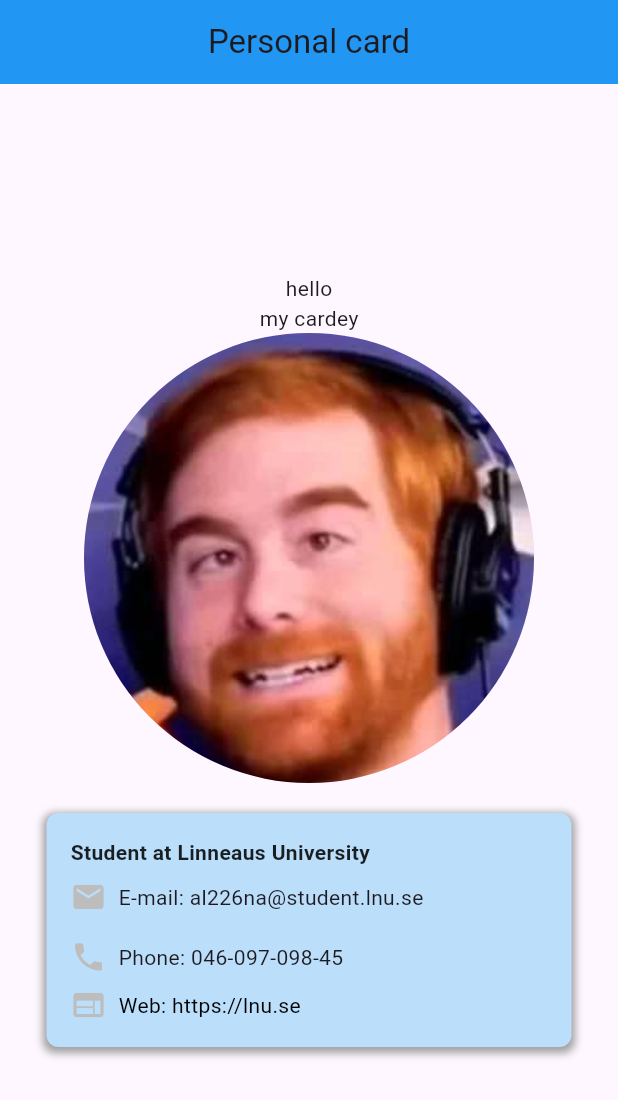
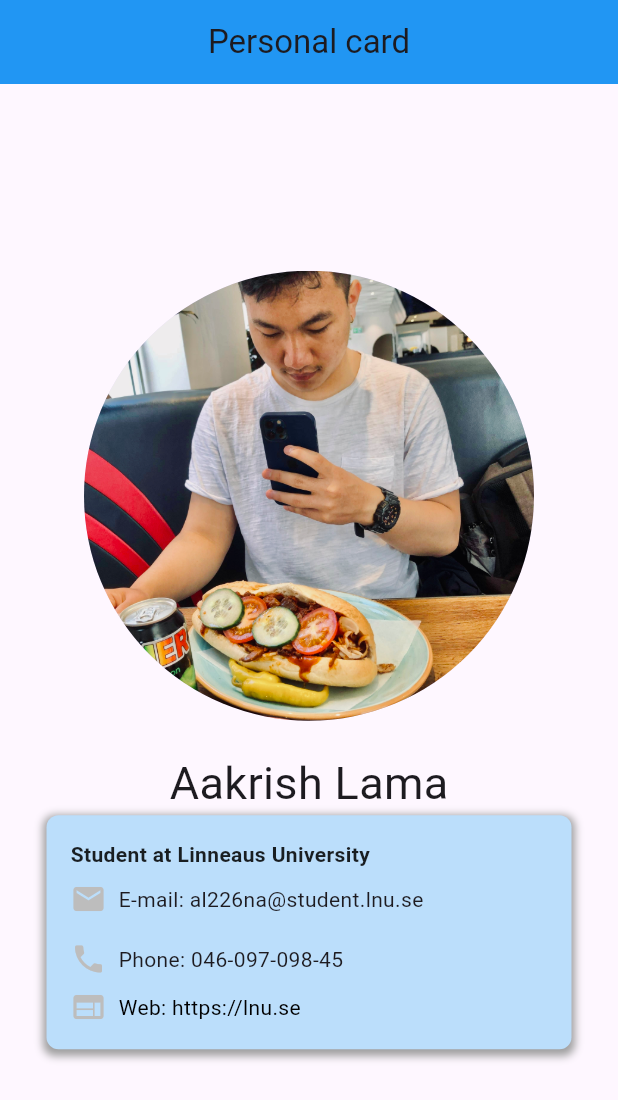
Before and after one commit to AakrishLama/Flutter_Me_Card, a Flutter app: the screen it shows after launch, on a phone screen of 412 x 824 dp. Shown: the top 1100 px of the screen. Run offline on Flutter 3.47's test engine with Material 3 defaults, Android fonts, the phone set to English and light mode, and no system bars; our stand-ins replace google_fonts; Roboto replaces fonts that are missing (Vollkorn).

Commit message:
complete me card

```diff
--- a/my_card/lib/main.dart
+++ b/my_card/lib/main.dart
@@ -1,5 +1,7 @@
 import 'package:flutter/material.dart';
 import "package:my_card/contactinfo.dart"; // Import the contact info widget
+import "photo.dart";
+import "package:google_fonts/google_fonts.dart";
 
 void main() {
   runApp(const Mecard());
@@ -24,14 +26,15 @@ class Mecard extends StatelessWidget {
             child: Column(
               mainAxisSize: MainAxisSize.min,
               children: [
-                Text("hello"),
-                Text("my cardey"),
-                CircleAvatar(
-                  radius: 150,
-                  backgroundImage: AssetImage("assets/imbobbymom.jpg"),
+                Photo(), // widget for photo imported.
+                const SizedBox(height: 20),
+                Text(
+                  "Aakrish Lama",
+                  style: GoogleFonts.vollkorn(
+                    fontSize: 30,
+                  ),
                 ),
-                const SizedBox(height: 20),
-                ContactInfo(),  // widget for contact info
+                ContactInfo(), // widget for contact info imported.
               ],
             ),
           ),
--- /dev/null
+++ b/my_card/lib/photo.dart
@@ -0,0 +1,13 @@
+import 'package:flutter/material.dart';
+
+class Photo extends StatelessWidget {
+  const Photo({Key? key}) : super(key: key);
+
+  @override
+  Widget build(BuildContext context) {
+    return CircleAvatar(
+      radius: 150,
+      backgroundImage: AssetImage("assets/me.jpg"),
+    );
+  }
+}
--- a/my_card/pubspec.yaml
+++ b/my_card/pubspec.yaml
@@ -34,6 +34,7 @@ dependencies:
   # The following adds the Cupertino Icons font to your application.
   # Use with the CupertinoIcons class for iOS style icons.
   cupertino_icons: ^1.0.8
+  google_fonts: ^6.2.1
 
 dev_dependencies:
   flutter_test:
```
Also changed, not shown: my_card/assets/imbobbymom.jpg (deleted), my_card/assets/me.jpg (added), my_card/pubspec.lock, 10 other files.
